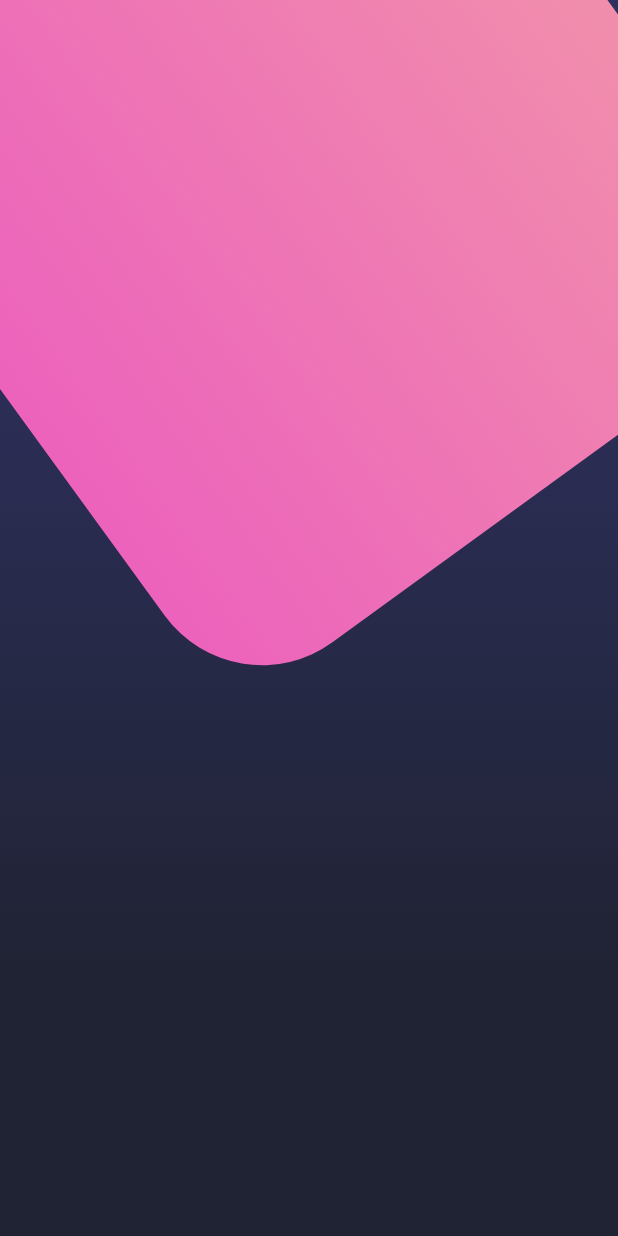
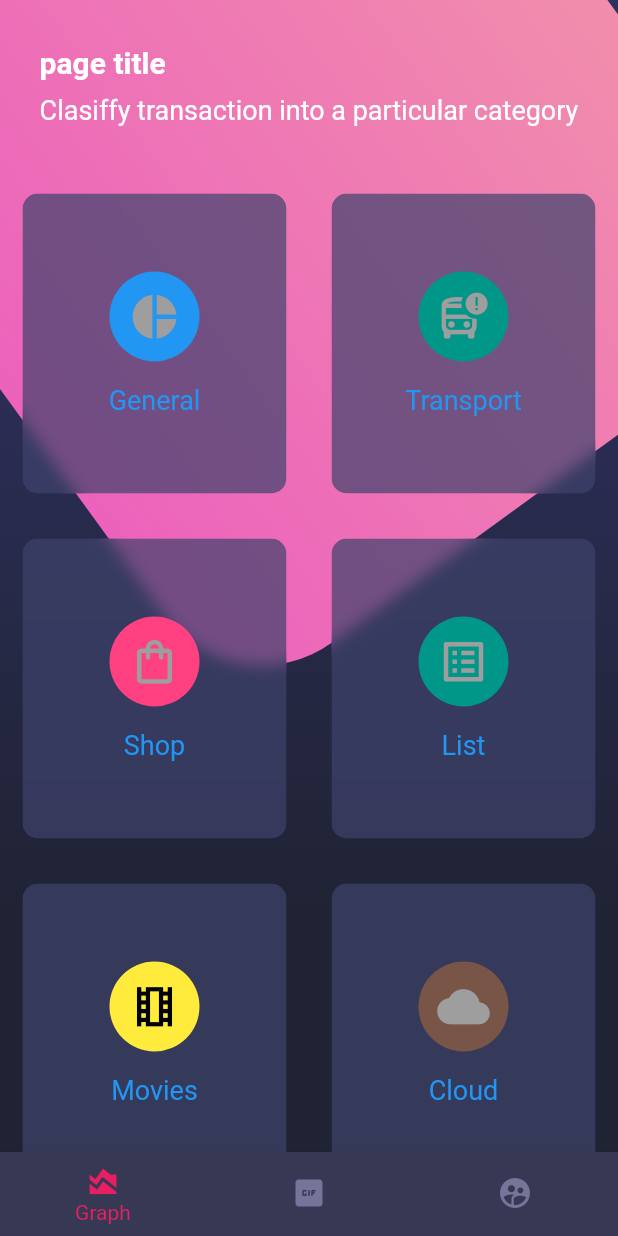
Before and after one commit to jpsegurac/flutter_screen_designs, a Flutter app: the screen it shows after launch, on a phone screen of 412 x 824 dp. Run offline on Flutter 3.47's test engine with Material 2 defaults, Android fonts, the light colour scheme and no system bars.

Commit message:
third design with cards and blur integrated

```diff
--- a/lib/main.dart
+++ b/lib/main.dart
@@ -1,6 +1,7 @@
 
 import 'package:designs_app/screens/screeens.dart';
 import 'package:flutter/material.dart';
+import 'package:flutter/services.dart';
 
 void main() => runApp(const MyApp());
 
@@ -9,9 +10,13 @@ class MyApp extends StatelessWidget {
 
   @override
   Widget build(BuildContext context) {
+
+    SystemChrome.setSystemUIOverlayStyle(SystemUiOverlayStyle.light);
+
     return MaterialApp(
       debugShowCheckedModeBanner: false,
       title: 'Material App',
+      theme: ThemeData.dark(),
       //set the screen you want to load
       initialRoute: 'home-screen',
       routes: {
--- a/lib/screens/home_screen.dart
+++ b/lib/screens/home_screen.dart
@@ -10,14 +10,42 @@ class HomeScreen extends StatelessWidget {
     return const Scaffold(
       body: Stack(
         children: [
-
+          //Background de la app
           Background(),
 
+          //home body
+          _HomeBody(),
 
 
 
         ],
-      )
+      ),
+      bottomNavigationBar: CustomBottomNavigationBar(),
     );
   }
 }
+
+class _HomeBody extends StatelessWidget {
+  const _HomeBody({
+    super.key,
+  });
+
+  @override
+  Widget build(BuildContext context) {
+    return const SingleChildScrollView(
+      child: Column(
+        children: [
+
+          //Titles
+          PageTitle(),
+
+          //Card Grid
+          CardTable()
+
+
+
+        ],
+      ),
+    );
+  }
+}
--- /dev/null
+++ b/lib/widgets/card_table.dart
@@ -0,0 +1,87 @@
+import 'dart:ui';
+
+import 'package:flutter/material.dart';
+
+class CardTable extends StatelessWidget {
+  const CardTable({super.key});
+
+  @override
+  Widget build(BuildContext context) {
+    return Table(
+      children: const [
+        TableRow(
+          children: [
+            _SingleCard(color: Colors.blue, icon: Icons.pie_chart, text: 'General',),
+            _SingleCard(color: Colors.teal, icon: Icons.bus_alert_outlined, text: 'Transport',),
+          ]
+        ),
+        TableRow(
+          children: [
+            _SingleCard(color: Colors.pinkAccent, icon: Icons.shopping_bag_outlined, text: 'Shop',),
+            _SingleCard(color: Colors.teal, icon: Icons.list_alt, text: 'List',),
+          ]
+        ),
+        TableRow(
+          children: [
+            _SingleCard(color: Colors.yellow, icon: Icons.local_movies_outlined, text: 'Movies',),
+            _SingleCard(color: Colors.brown, icon: Icons.cloud, text: 'Cloud',),
+          ]
+        ),
+        TableRow(
+          children: [
+            _SingleCard(color: Colors.yellow, icon: Icons.local_movies_outlined, text: 'Movies',),
+            _SingleCard(color: Colors.brown, icon: Icons.cloud, text: 'Cloud',),
+          ]
+        ),
+        TableRow(
+          children: [
+            _SingleCard(color: Colors.yellow, icon: Icons.local_movies_outlined, text: 'Movies',),
+            _SingleCard(color: Colors.brown, icon: Icons.cloud, text: 'Cloud',),
+          ]
+        ),
+      ],
+    );
+  }
+}
+
+class _SingleCard extends StatelessWidget {
+  const _SingleCard({super.key, required this.icon, required this.color, required this.text});
+
+  final IconData icon;
+  final Color color;
+  final String text;
+
+  @override
+  Widget build(BuildContext context) {
+    return Container(
+      margin: EdgeInsets.all(15),
+      child: ClipRRect(
+        borderRadius: BorderRadius.circular(10),
+        child: BackdropFilter(
+
+          filter: ImageFilter.blur(sigmaX:5    ,sigmaY: 5),
+          child: Container(
+            // margin: const EdgeInsets.all(25),
+            height: 200,
+            decoration: BoxDecoration(
+              color: const Color.fromRGBO(62, 66, 107, 0.7),
+              borderRadius: BorderRadius.circular(10)
+            ),
+            child: Column(
+              mainAxisAlignment: MainAxisAlignment.center,
+              children: [
+                CircleAvatar(
+                  backgroundColor: color,
+                  child: Icon(icon,size: 35,),
+                  radius: 30,
+                ),
+                const SizedBox(height: 15),
+                Text(text, style: const TextStyle(color: Colors.blue, fontSize: 18),)
+              ],
+            ),
+          ),
+        ),
+      ),
+    );
+  }
+}
--- /dev/null
+++ b/lib/widgets/custom_bottom_navigation.dart
@@ -0,0 +1,32 @@
+import 'package:flutter/material.dart';
+
+class CustomBottomNavigationBar extends StatelessWidget {
+  const CustomBottomNavigationBar({super.key});
+
+  @override
+  Widget build(BuildContext context) {
+    return BottomNavigationBar(
+      showSelectedLabels: true,
+      showUnselectedLabels: false,
+      selectedItemColor: Colors.pink,
+      backgroundColor: Color.fromRGBO(55, 57, 84, 1),
+      unselectedItemColor: Color.fromRGBO(116, 117, 152, 1),
+      currentIndex: 0,
+      items: [
+        BottomNavigationBarItem(
+
+          icon: Icon(Icons.area_chart_sharp),
+          label: 'Graph'
+        ),
+        BottomNavigationBarItem(
+          icon: Icon(Icons.gif_box_rounded),
+          label: 'calendario',
+        ),
+        BottomNavigationBarItem(
+          icon: Icon(Icons.supervised_user_circle),
+          label: 'Usuarios',
+        ),
+      ]
+    );
+  }
+}
--- /dev/null
+++ b/lib/widgets/page_title.dart
@@ -0,0 +1,23 @@
+import 'package:flutter/material.dart';
+
+class PageTitle extends StatelessWidget {
+  const PageTitle({super.key});
+
+  @override
+  Widget build(BuildContext context) {
+    return  SafeArea(
+      bottom: false,
+      child: Container(
+        margin: const EdgeInsets.symmetric(horizontal: 20, vertical: 30),
+        child: const Column(
+          crossAxisAlignment: CrossAxisAlignment.start,
+          children: [
+            Text('page title', style: TextStyle(fontSize: 20, fontWeight: FontWeight.bold, color: Colors.white),),
+            SizedBox(height: 10,),
+            Text('Clasiffy transaction into a particular category',style: TextStyle(fontSize: 18, color: Colors.white))
+          ],
+        ),
+      ),
+    );
+  }
+}
--- a/lib/widgets/widgets.dart
+++ b/lib/widgets/widgets.dart
@@ -1 +1,7 @@
+export 'package:designs_app/widgets/card_table.dart';
+
+export 'package:designs_app/widgets/custom_bottom_navigation.dart';
+
+export 'package:designs_app/widgets/page_title.dart';
+
 export 'package:designs_app/widgets/background.dart';
```
